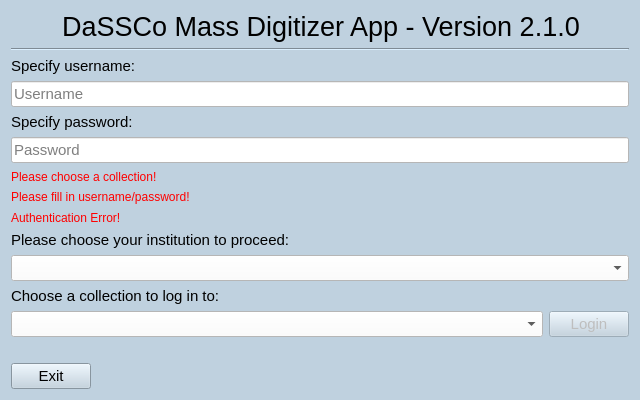
Qt form MassDigitizer/ui/homescreen.ui (NHMDenmark/Mass-Digitizer) before a commit.
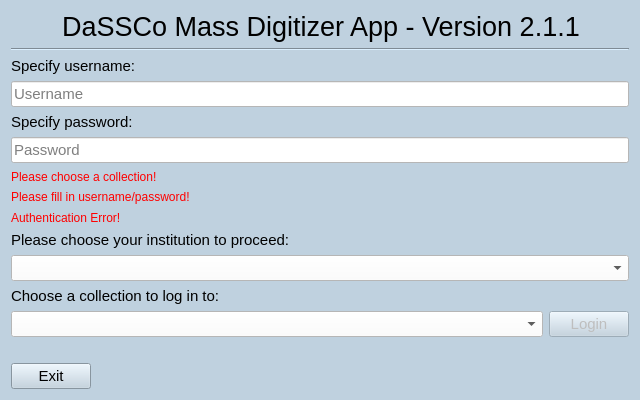
The same form after that commit.

```diff
--- a/MassDigitizer/ui/homescreen.ui
+++ b/MassDigitizer/ui/homescreen.ui
@@ -61,7 +61,7 @@
       </font>
      </property>
      <property name="text">
-      <string>DaSSCo Mass Digitizer App - Version 2.1.0</string>
+      <string>DaSSCo Mass Digitizer App - Version 2.1.1</string>
      </property>
      <property name="alignment">
       <set>Qt::AlignmentFlag::AlignCenter</set>
```
